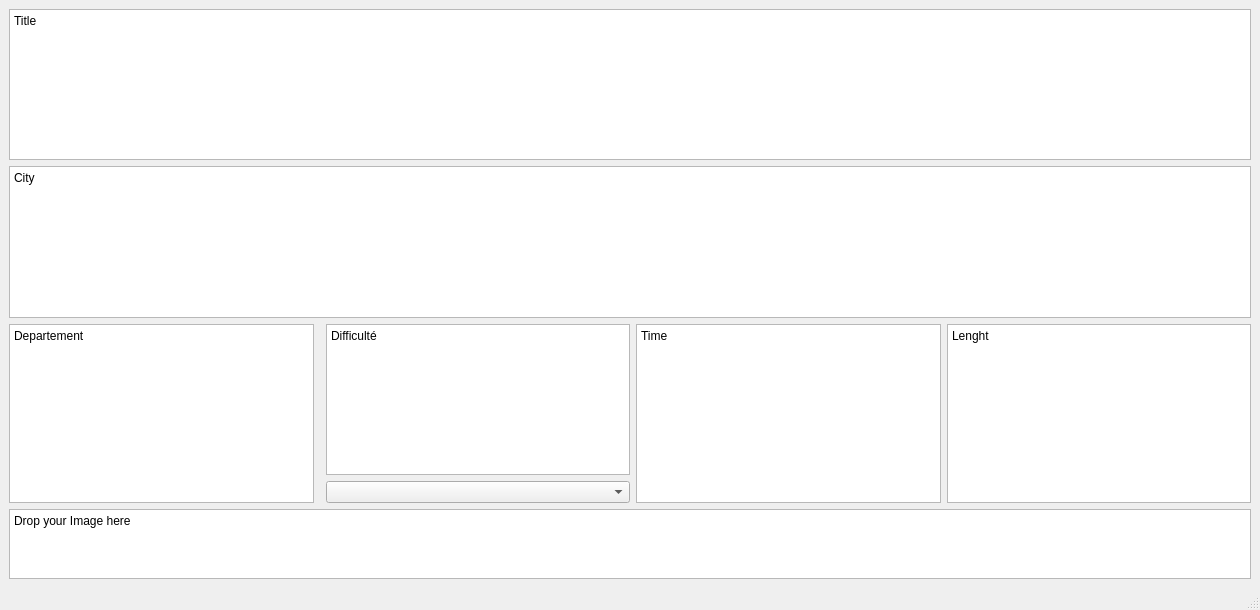
Before: the Qt Designer form mainwindow.ui in bastien-FELIX/ZTierr-ZAventura, drawn with Qt 5.
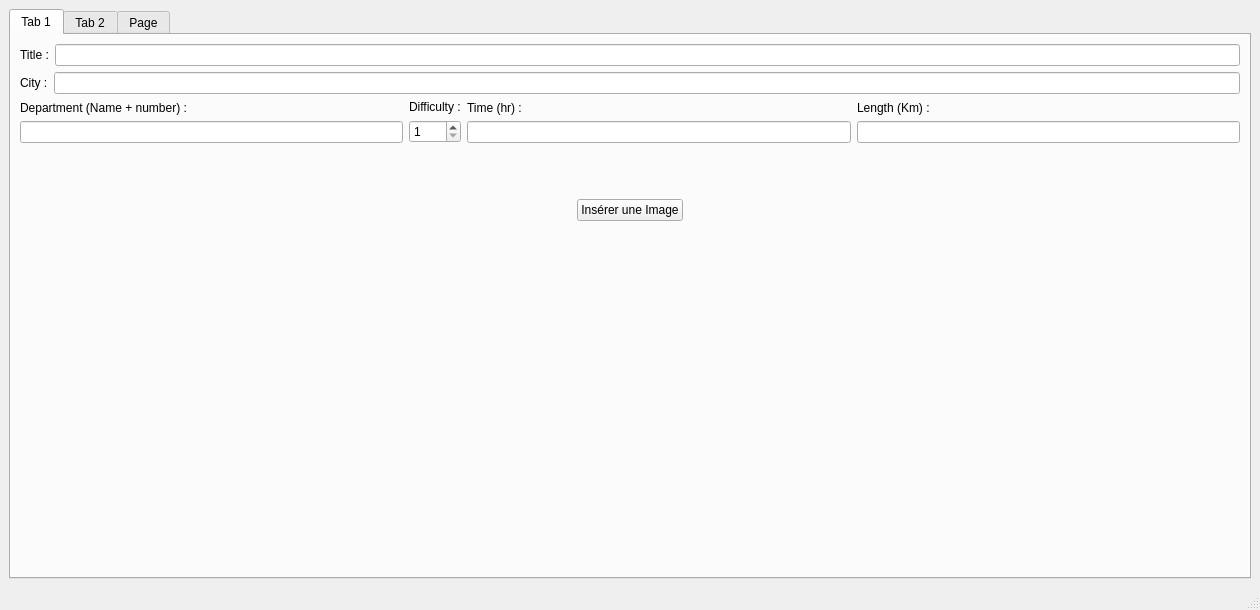
After: the same form once the commit is applied.

Commit message: ZNouvelle Zvesion Zde Zl'Zediteur

What changed in the file:
```diff
--- a/mainwindow.ui
+++ b/mainwindow.ui
@@ -16,116 +16,209 @@
   <widget class="QWidget" name="centralwidget">
    <layout class="QGridLayout" name="gridLayout">
     <item row="0" column="0">
-     <layout class="QGridLayout" name="gridLayout_2">
-      <item row="0" column="0" colspan="5">
-       <widget class="QTextEdit" name="textEdit">
-        <property name="html">
-         <string>&lt;!DOCTYPE HTML PUBLIC &quot;-//W3C//DTD HTML 4.0//EN&quot; &quot;http://www.w3.org/TR/REC-html40/strict.dtd&quot;&gt;
-&lt;html&gt;&lt;head&gt;&lt;meta name=&quot;qrichtext&quot; content=&quot;1&quot; /&gt;&lt;meta charset=&quot;utf-8&quot; /&gt;&lt;style type=&quot;text/css&quot;&gt;
-p, li { white-space: pre-wrap; }
-hr { height: 1px; border-width: 0; }
-li.unchecked::marker { content: &quot;\2610&quot;; }
-li.checked::marker { content: &quot;\2612&quot;; }
-&lt;/style&gt;&lt;/head&gt;&lt;body style=&quot; font-family:'Segoe UI'; font-size:9pt; font-weight:400; font-style:normal;&quot;&gt;
-&lt;p style=&quot; margin-top:0px; margin-bottom:0px; margin-left:0px; margin-right:0px; -qt-block-indent:0; text-indent:0px;&quot;&gt;Title&lt;/p&gt;&lt;/body&gt;&lt;/html&gt;</string>
-        </property>
-       </widget>
-      </item>
-      <item row="4" column="3">
-       <widget class="QTextEdit" name="textEdit_5">
-        <property name="html">
-         <string>&lt;!DOCTYPE HTML PUBLIC &quot;-//W3C//DTD HTML 4.0//EN&quot; &quot;http://www.w3.org/TR/REC-html40/strict.dtd&quot;&gt;
-&lt;html&gt;&lt;head&gt;&lt;meta name=&quot;qrichtext&quot; content=&quot;1&quot; /&gt;&lt;meta charset=&quot;utf-8&quot; /&gt;&lt;style type=&quot;text/css&quot;&gt;
-p, li { white-space: pre-wrap; }
-hr { height: 1px; border-width: 0; }
-li.unchecked::marker { content: &quot;\2610&quot;; }
-li.checked::marker { content: &quot;\2612&quot;; }
-&lt;/style&gt;&lt;/head&gt;&lt;body style=&quot; font-family:'Segoe UI'; font-size:9pt; font-weight:400; font-style:normal;&quot;&gt;
-&lt;p style=&quot; margin-top:0px; margin-bottom:0px; margin-left:0px; margin-right:0px; -qt-block-indent:0; text-indent:0px;&quot;&gt;Time&lt;/p&gt;&lt;/body&gt;&lt;/html&gt;</string>
-        </property>
-       </widget>
-      </item>
-      <item row="4" column="0">
-       <widget class="QTextEdit" name="textEdit_3">
-        <property name="html">
-         <string>&lt;!DOCTYPE HTML PUBLIC &quot;-//W3C//DTD HTML 4.0//EN&quot; &quot;http://www.w3.org/TR/REC-html40/strict.dtd&quot;&gt;
-&lt;html&gt;&lt;head&gt;&lt;meta name=&quot;qrichtext&quot; content=&quot;1&quot; /&gt;&lt;meta charset=&quot;utf-8&quot; /&gt;&lt;style type=&quot;text/css&quot;&gt;
-p, li { white-space: pre-wrap; }
-hr { height: 1px; border-width: 0; }
-li.unchecked::marker { content: &quot;\2610&quot;; }
-li.checked::marker { content: &quot;\2612&quot;; }
-&lt;/style&gt;&lt;/head&gt;&lt;body style=&quot; font-family:'Segoe UI'; font-size:9pt; font-weight:400; font-style:normal;&quot;&gt;
-&lt;p style=&quot; margin-top:0px; margin-bottom:0px; margin-left:0px; margin-right:0px; -qt-block-indent:0; text-indent:0px;&quot;&gt;Departement&lt;/p&gt;&lt;/body&gt;&lt;/html&gt;</string>
-        </property>
-       </widget>
-      </item>
-      <item row="4" column="2">
-       <layout class="QGridLayout" name="gridLayout_4">
-        <item row="1" column="0">
-         <widget class="QPlainTextEdit" name="plainTextEdit">
-          <property name="enabled">
-           <bool>true</bool>
-          </property>
-          <property name="readOnly">
-           <bool>true</bool>
-          </property>
-          <property name="plainText">
-           <string>Difficulté</string>
-          </property>
-         </widget>
+     <widget class="QTabWidget" name="tabWidget">
+      <property name="currentIndex">
+       <number>0</number>
+      </property>
+      <widget class="QWidget" name="tab">
+       <attribute name="title">
+        <string>Tab 1</string>
+       </attribute>
+       <layout class="QGridLayout" name="gridLayout_9">
+        <item row="0" column="0">
+         <layout class="QGridLayout" name="gridLayout_4">
+          <item row="0" column="0">
+           <widget class="QLabel" name="label_2">
+            <property name="text">
+             <string>Title :</string>
+            </property>
+           </widget>
+          </item>
+          <item row="0" column="1">
+           <widget class="QLineEdit" name="lineEdit">
+            <property name="text">
+             <string/>
+            </property>
+           </widget>
+          </item>
+         </layout>
+        </item>
+        <item row="3" column="0">
+         <layout class="QGridLayout" name="gridLayout_10">
+          <item row="2" column="1">
+           <spacer name="verticalSpacer">
+            <property name="orientation">
+             <enum>Qt::Orientation::Vertical</enum>
+            </property>
+            <property name="sizeHint" stdset="0">
+             <size>
+              <width>20</width>
+              <height>40</height>
+             </size>
+            </property>
+           </spacer>
+          </item>
+          <item row="1" column="2">
+           <spacer name="horizontalSpacer_2">
+            <property name="orientation">
+             <enum>Qt::Orientation::Horizontal</enum>
+            </property>
+            <property name="sizeHint" stdset="0">
+             <size>
+              <width>40</width>
+              <height>20</height>
+             </size>
+            </property>
+           </spacer>
+          </item>
+          <item row="1" column="1">
+           <widget class="QPushButton" name="pushButton">
+            <property name="text">
+             <string>Insérer une Image</string>
+            </property>
+           </widget>
+          </item>
+          <item row="1" column="0">
+           <spacer name="horizontalSpacer">
+            <property name="orientation">
+             <enum>Qt::Orientation::Horizontal</enum>
+            </property>
+            <property name="sizeHint" stdset="0">
+             <size>
+              <width>40</width>
+              <height>20</height>
+             </size>
+            </property>
+           </spacer>
+          </item>
+          <item row="0" column="1">
+           <spacer name="verticalSpacer_2">
+            <property name="orientation">
+             <enum>Qt::Orientation::Vertical</enum>
+            </property>
+            <property name="sizeType">
+             <enum>QSizePolicy::Policy::Maximum</enum>
+            </property>
+            <property name="sizeHint" stdset="0">
+             <size>
+              <width>20</width>
+              <height>50</height>
+             </size>
+            </property>
+           </spacer>
+          </item>
+         </layout>
         </item>
         <item row="2" column="0">
-         <widget class="QComboBox" name="comboBox"/>
+         <layout class="QGridLayout" name="gridLayout_2">
+          <item row="0" column="2">
+           <layout class="QGridLayout" name="gridLayout_3">
+            <item row="1" column="1">
+             <widget class="QSpinBox" name="spinBox">
+              <property name="minimum">
+               <number>1</number>
+              </property>
+              <property name="maximum">
+               <number>5</number>
+              </property>
+             </widget>
+            </item>
+            <item row="0" column="1">
+             <widget class="QLabel" name="label">
+              <property name="text">
+               <string>Difficulty :</string>
+              </property>
+             </widget>
+            </item>
+           </layout>
+          </item>
+          <item row="0" column="1">
+           <layout class="QGridLayout" name="gridLayout_6">
+            <item row="1" column="0">
+             <widget class="QLineEdit" name="lineEdit_3">
+              <property name="text">
+               <string/>
+              </property>
+             </widget>
+            </item>
+            <item row="0" column="0">
+             <widget class="QLabel" name="label_4">
+              <property name="text">
+               <string>Department (Name + number) :</string>
+              </property>
+             </widget>
+            </item>
+           </layout>
+          </item>
+          <item row="0" column="4">
+           <layout class="QGridLayout" name="gridLayout_7">
+            <item row="1" column="0">
+             <widget class="QLineEdit" name="lineEdit_4">
+              <property name="text">
+               <string/>
+              </property>
+             </widget>
+            </item>
+            <item row="0" column="0">
+             <widget class="QLabel" name="label_5">
+              <property name="text">
+               <string>Time (hr) :</string>
+              </property>
+             </widget>
+            </item>
+           </layout>
+          </item>
+          <item row="0" column="6">
+           <layout class="QGridLayout" name="gridLayout_8">
+            <item row="1" column="0">
+             <widget class="QLineEdit" name="lineEdit_5">
+              <property name="text">
+               <string/>
+              </property>
+             </widget>
+            </item>
+            <item row="0" column="0">
+             <widget class="QLabel" name="label_6">
+              <property name="text">
+               <string>Length (Km) :</string>
+              </property>
+             </widget>
+            </item>
+           </layout>
+          </item>
+         </layout>
+        </item>
+        <item row="1" column="0">
+         <layout class="QGridLayout" name="gridLayout_5">
+          <item row="0" column="1">
+           <widget class="QLineEdit" name="lineEdit_2">
+            <property name="text">
+             <string/>
+            </property>
+           </widget>
+          </item>
+          <item row="0" column="0">
+           <widget class="QLabel" name="label_3">
+            <property name="text">
+             <string>City :</string>
+            </property>
+           </widget>
+          </item>
+         </layout>
         </item>
        </layout>
-      </item>
-      <item row="1" column="0" colspan="5">
-       <widget class="QTextEdit" name="textEdit_2">
-        <property name="html">
-         <string>&lt;!DOCTYPE HTML PUBLIC &quot;-//W3C//DTD HTML 4.0//EN&quot; &quot;http://www.w3.org/TR/REC-html40/strict.dtd&quot;&gt;
-&lt;html&gt;&lt;head&gt;&lt;meta name=&quot;qrichtext&quot; content=&quot;1&quot; /&gt;&lt;meta charset=&quot;utf-8&quot; /&gt;&lt;style type=&quot;text/css&quot;&gt;
-p, li { white-space: pre-wrap; }
-hr { height: 1px; border-width: 0; }
-li.unchecked::marker { content: &quot;\2610&quot;; }
-li.checked::marker { content: &quot;\2612&quot;; }
-&lt;/style&gt;&lt;/head&gt;&lt;body style=&quot; font-family:'Segoe UI'; font-size:9pt; font-weight:400; font-style:normal;&quot;&gt;
-&lt;p style=&quot; margin-top:0px; margin-bottom:0px; margin-left:0px; margin-right:0px; -qt-block-indent:0; text-indent:0px;&quot;&gt;City&lt;/p&gt;&lt;/body&gt;&lt;/html&gt;</string>
-        </property>
-       </widget>
-      </item>
-      <item row="4" column="4">
-       <widget class="QTextEdit" name="textEdit_6">
-        <property name="html">
-         <string>&lt;!DOCTYPE HTML PUBLIC &quot;-//W3C//DTD HTML 4.0//EN&quot; &quot;http://www.w3.org/TR/REC-html40/strict.dtd&quot;&gt;
-&lt;html&gt;&lt;head&gt;&lt;meta name=&quot;qrichtext&quot; content=&quot;1&quot; /&gt;&lt;meta charset=&quot;utf-8&quot; /&gt;&lt;style type=&quot;text/css&quot;&gt;
-p, li { white-space: pre-wrap; }
-hr { height: 1px; border-width: 0; }
-li.unchecked::marker { content: &quot;\2610&quot;; }
-li.checked::marker { content: &quot;\2612&quot;; }
-&lt;/style&gt;&lt;/head&gt;&lt;body style=&quot; font-family:'Segoe UI'; font-size:9pt; font-weight:400; font-style:normal;&quot;&gt;
-&lt;p style=&quot; margin-top:0px; margin-bottom:0px; margin-left:0px; margin-right:0px; -qt-block-indent:0; text-indent:0px;&quot;&gt;Lenght&lt;/p&gt;&lt;/body&gt;&lt;/html&gt;</string>
-        </property>
-       </widget>
-      </item>
-     </layout>
-    </item>
-    <item row="2" column="0">
-     <layout class="QGridLayout" name="gridLayout_3">
-      <item row="0" column="0">
-       <widget class="QTextEdit" name="textEdit_4">
-        <property name="html">
-         <string>&lt;!DOCTYPE HTML PUBLIC &quot;-//W3C//DTD HTML 4.0//EN&quot; &quot;http://www.w3.org/TR/REC-html40/strict.dtd&quot;&gt;
-&lt;html&gt;&lt;head&gt;&lt;meta name=&quot;qrichtext&quot; content=&quot;1&quot; /&gt;&lt;meta charset=&quot;utf-8&quot; /&gt;&lt;style type=&quot;text/css&quot;&gt;
-p, li { white-space: pre-wrap; }
-hr { height: 1px; border-width: 0; }
-li.unchecked::marker { content: &quot;\2610&quot;; }
-li.checked::marker { content: &quot;\2612&quot;; }
-&lt;/style&gt;&lt;/head&gt;&lt;body style=&quot; font-family:'Segoe UI'; font-size:9pt; font-weight:400; font-style:normal;&quot;&gt;
-&lt;p style=&quot; margin-top:0px; margin-bottom:0px; margin-left:0px; margin-right:0px; -qt-block-indent:0; text-indent:0px;&quot;&gt;Drop your Image here&lt;/p&gt;&lt;/body&gt;&lt;/html&gt;</string>
-        </property>
-       </widget>
-      </item>
-     </layout>
+      </widget>
+      <widget class="QWidget" name="tab_2">
+       <attribute name="title">
+        <string>Tab 2</string>
+       </attribute>
+      </widget>
+      <widget class="QWidget" name="tab_3">
+       <attribute name="title">
+        <string>Page</string>
+       </attribute>
+      </widget>
+     </widget>
     </item>
    </layout>
   </widget>
```
The commit also changes 1 other file.
